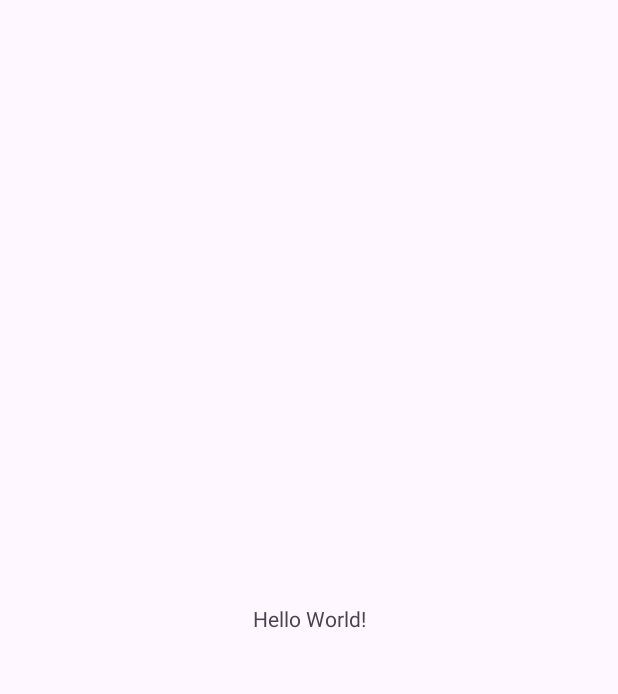
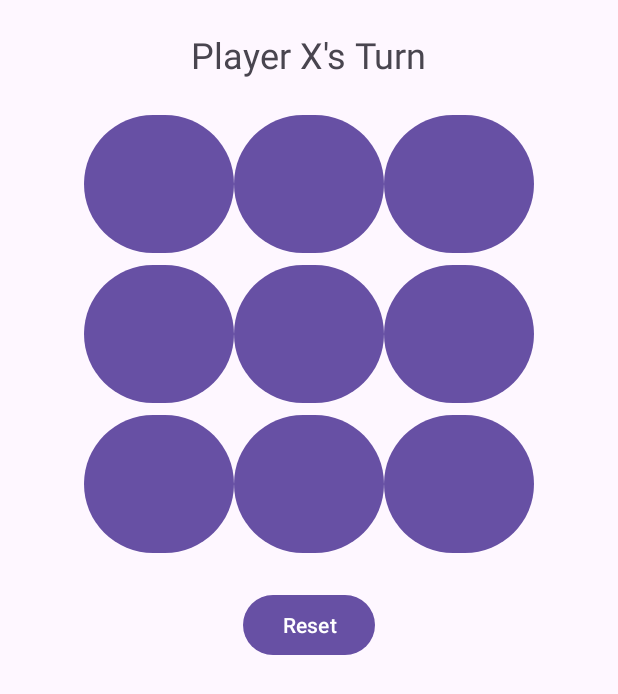
Before and after one commit to k-aghakhani/TicTacToe, an Android app: the screen it shows after launch (MainActivity), on a phone screen of 412 x 824 dp. Before the commit the part shown is almost empty. Shown: the top 694 px of the screen. Run offline under Robolectric (Android 15) with nearby library versions, the phone set to English and light mode, and no system bars.

Commit message:
Game appearance design

```diff
--- a/app/src/main/res/layout/activity_main.xml
+++ b/app/src/main/res/layout/activity_main.xml
@@ -1,19 +1,104 @@
 <?xml version="1.0" encoding="utf-8"?>
-<androidx.constraintlayout.widget.ConstraintLayout xmlns:android="http://schemas.android.com/apk/res/android"
+<RelativeLayout xmlns:android="http://schemas.android.com/apk/res/android"
     xmlns:app="http://schemas.android.com/apk/res-auto"
     xmlns:tools="http://schemas.android.com/tools"
     android:id="@+id/main"
+    android:layout_marginTop="20dp"
     android:layout_width="match_parent"
     android:layout_height="match_parent"
+    android:padding="16dp"
     tools:context=".MainActivity">
 
     <TextView
+        android:id="@+id/tv_status"
         android:layout_width="wrap_content"
         android:layout_height="wrap_content"
-        android:text="Hello World!"
-        app:layout_constraintBottom_toBottomOf="parent"
-        app:layout_constraintEnd_toEndOf="parent"
-        app:layout_constraintStart_toStartOf="parent"
-        app:layout_constraintTop_toTopOf="parent" />
+        android:text="Player X's Turn"
+        android:textSize="24sp"
+        android:layout_centerHorizontal="true"
+        android:layout_marginBottom="20dp"/>
 
-</androidx.constraintlayout.widget.ConstraintLayout>
+    <GridLayout
+        android:id="@+id/gridLayout"
+        android:layout_width="wrap_content"
+        android:layout_height="wrap_content"
+        android:layout_below="@id/tv_status"
+        android:layout_centerHorizontal="true"
+        android:columnCount="3"
+        android:rowCount="3">
+
+        <Button
+            android:id="@+id/btn_0"
+            android:layout_width="100dp"
+            android:layout_height="100dp"
+            android:textSize="24sp"
+            android:onClick="cellClicked"/>
+
+        <Button
+            android:id="@+id/btn_1"
+            android:layout_width="100dp"
+            android:layout_height="100dp"
+            android:textSize="24sp"
+            android:onClick="cellClicked"/>
+
+        <Button
+            android:id="@+id/btn_2"
+            android:layout_width="100dp"
+            android:layout_height="100dp"
+            android:textSize="24sp"
+            android:onClick="cellClicked"/>
+
+        <Button
+            android:id="@+id/btn_3"
+            android:layout_width="100dp"
+            android:layout_height="100dp"
+            android:textSize="24sp"
+            android:onClick="cellClicked"/>
+
+        <Button
+            android:id="@+id/btn_4"
+            android:layout_width="100dp"
+            android:layout_height="100dp"
+            android:textSize="24sp"
+            android:onClick="cellClicked"/>
+
+        <Button
+            android:id="@+id/btn_5"
+            android:layout_width="100dp"
+            android:layout_height="100dp"
+            android:textSize="24sp"
+            android:onClick="cellClicked"/>
+
+        <Button
+            android:id="@+id/btn_6"
+            android:layout_width="100dp"
+            android:layout_height="100dp"
+            android:textSize="24sp"
+            android:onClick="cellClicked"/>
+
+        <Button
+            android:id="@+id/btn_7"
+            android:layout_width="100dp"
+            android:layout_height="100dp"
+            android:textSize="24sp"
+            android:onClick="cellClicked"/>
+
+        <Button
+            android:id="@+id/btn_8"
+            android:layout_width="100dp"
+            android:layout_height="100dp"
+            android:textSize="24sp"
+            android:onClick="cellClicked"/>
+    </GridLayout>
+
+    <Button
+        android:id="@+id/btn_reset"
+        android:layout_width="wrap_content"
+        android:layout_height="wrap_content"
+        android:text="Reset"
+        android:layout_below="@id/gridLayout"
+        android:layout_centerHorizontal="true"
+        android:layout_marginTop="20dp"
+        android:onClick="resetGame"/>
+
+</RelativeLayout>
```
